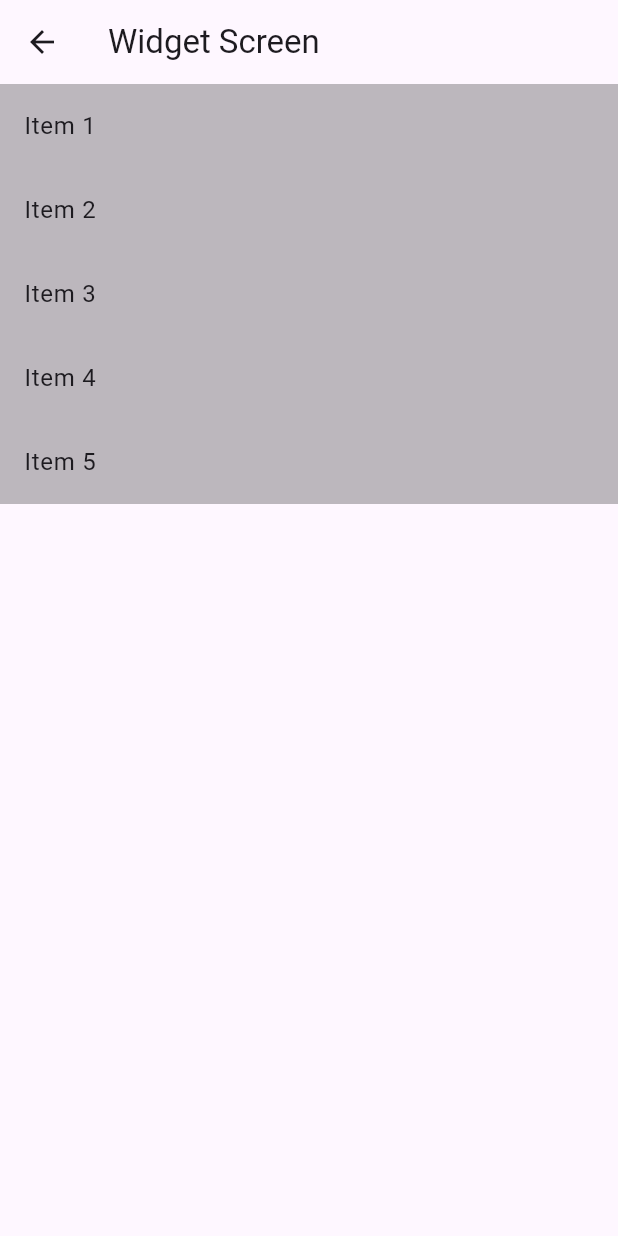
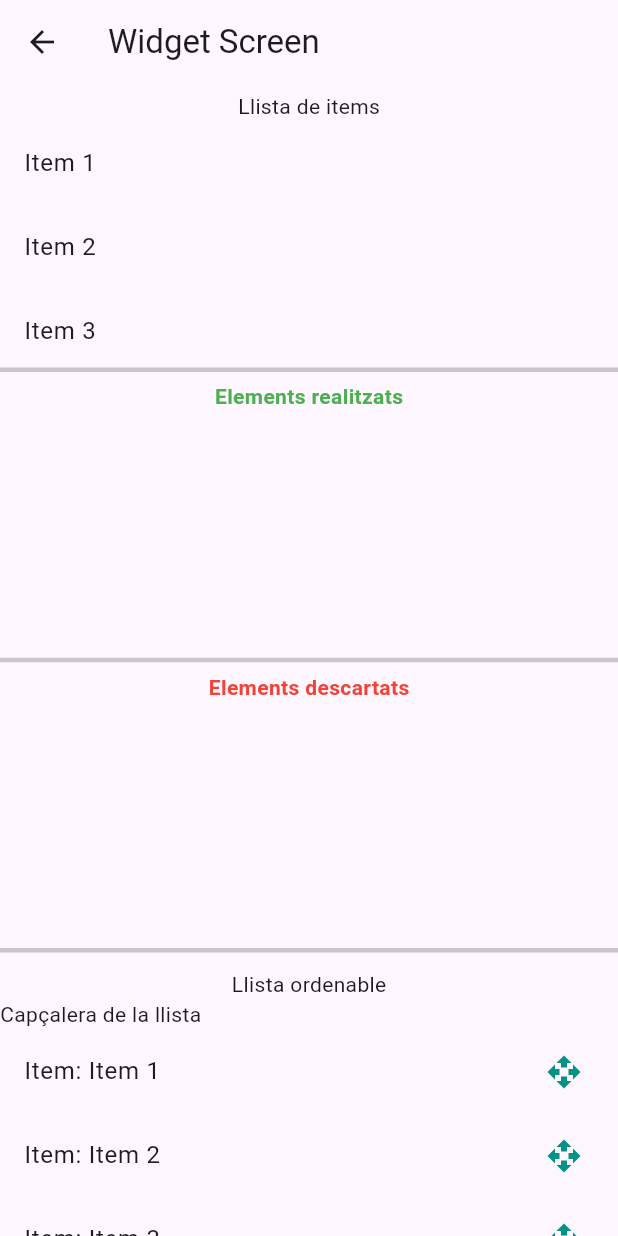
Before and after one commit to manelmarce-lgtm/P2PMM, a Flutter app: the screen it shows after launch, after a tap on "Explora widgetPage", on a phone screen of 412 x 824 dp. Run offline on Flutter 3.47's test engine with Material 3 defaults, Android fonts, the phone set to English and light mode, and no system bars.

Commit message:
WidgetScreen Working and finished

```diff
--- a/lib/routes/routes.dart
+++ b/lib/routes/routes.dart
@@ -2,11 +2,12 @@ import 'package:flutter/material.dart';
 import 'package:flutter_application_practica2/screens/home_screen.dart';
 import 'package:flutter_application_practica2/screens/personal_screen.dart';
 import 'package:flutter_application_practica2/models/Persona.dart';
+import 'package:flutter_application_practica2/screens/widget_screen.dart';
 
 
 Map<String, WidgetBuilder> getRoutes() {
   return <String, WidgetBuilder>{
     '/home': (context) => HomeScreen(),'/personal': (context) => PersonalScreen(persona: Persona()),
-    //'/widget': (context) => WidgetScreen(),
+    '/widget': (context) => WidgetScreen(),
   };
 }
--- a/lib/screens/personal_screen.dart
+++ b/lib/screens/personal_screen.dart
@@ -102,9 +102,7 @@ class _PersonalScreenState extends State<PersonalScreen> {
                 initialValue: _email,
                 decoration: const InputDecoration(
                   labelText: 'Email',
-                  hintText: 'Introdueix només el nom',
-                  suffixText: '@gmail.com',
-                  suffixStyle: TextStyle(color: Colors.grey, fontWeight: FontWeight.bold),
+                  hintText: 'Introdueix el email',
                 ),
                 validator: (value) {
                   if (value == null || value.trim().isEmpty) {
@@ -112,7 +110,7 @@ class _PersonalScreenState extends State<PersonalScreen> {
                   }
                   return null;
                 },
-                onSaved: (value) => _email = '${value!.trim()}@gmail.com',
+                onSaved: (value) => _email = value!.trim(),
               ),
               const SizedBox(height: 12),
 
--- a/lib/screens/widget_screen.dart
+++ b/lib/screens/widget_screen.dart
@@ -8,48 +8,151 @@ class WidgetScreen extends StatefulWidget {
 }
 
 class _WidgetScreenState extends State<WidgetScreen> {
-  final List<String> items = ["Item 1", "Item 2", "Item 3", "Item 4", "Item 5"];
-
+  final List<String> itemsGuardats = [
+    "Item 1",
+    "Item 2",
+    "Item 3",
+    "Item 4",
+    "Item 5",
+  ];
+  final List<String> itemsDescartats = [];
+  final List<String> itemsRealitzats = [];
   @override
   Widget build(BuildContext context) {
     return Scaffold(
-      appBar: AppBar(
-        title: const Text("Widget Screen"),
-      ),
-      body: ListView.builder(
-        itemCount: items.length,
+      appBar: AppBar(title: const Text("Widget Screen")),
+      body: Column(
+        children: [
+          const SizedBox(height: 5),
+          Text("Llista de items"),
+          Expanded(
+            child: ListView.builder(
+              itemCount: itemsGuardats.length,
               itemBuilder: (context, index) {
-          final item = items[index];
+                final item = itemsGuardats[index];
 
                 return Dismissible(
                   key: Key(item), // Clave única por elemento
                   background: Container(
                     color: Colors.green,
-              alignment: Alignment.centerLeft,
-              child: const Icon(Icons.check, color: Colors.white),
+                    child: const Icon(Icons.check),
                   ),
                   secondaryBackground: Container(
                     color: Colors.red,
-              alignment: Alignment.centerRight,
-              child: const Icon(Icons.cancel, color: Colors.white),
+                    child: const Icon(Icons.cancel),
                   ),
                   onDismissed: (direction) {
                     setState(() {
-                items.removeAt(index);
+                      itemsGuardats.removeAt(index);
+                      if (direction == DismissDirection.endToStart) {
+                        itemsDescartats.add(item);
+                      } else {
+                        itemsRealitzats.add(item);
+                      }
                     });
-              if (direction == DismissDirection.endToStart) {
-                debugPrint("$item descartat cap a la esquerra");
-              } else {
-                debugPrint("$item descartat cap a la dreta");
-              }
                   },
-            child: ListTile(
+                  child: ListTile(title: Text(item)),
+                );
+              },
+            ),
+          ),
+
+          const Divider(thickness: 3),
+          const Text(
+            "Elements realitzats",
+            style: TextStyle(fontWeight: FontWeight.bold, color: Colors.green),
+          ),
+          Expanded(
+            child: ListView.builder(
+              itemCount: itemsRealitzats.length,
+              itemBuilder: (context, index) {
+                final item = itemsRealitzats[index];
+
+                return ListTile(
+                  leading: const Icon(Icons.check_circle, color: Colors.green),
                   title: Text(item),
-              tileColor: Colors.black26,
+                  trailing: IconButton(
+                    icon: const Icon(Icons.restore),
+                    onPressed: () {
+                      setState(() {
+                        final itemRecuperat = itemsRealitzats.removeAt(index);
+                        itemsGuardats.add(itemRecuperat);
+                      });
+                    },
                   ),
                 );
               },
             ),
+          ),
+
+          const Divider(thickness: 3),
+          const Text(
+            "Elements descartats",
+            style: TextStyle(fontWeight: FontWeight.bold, color: Colors.red),
+          ),
+          Expanded(
+            child: ListView.builder(
+              itemCount: itemsDescartats.length,
+              itemBuilder: (context, index) {
+                final item = itemsDescartats[index];
+
+                return ListTile(
+                  leading: const Icon(Icons.cancel, color: Colors.red),
+                  title: Text(
+                    item,
+                    style: const TextStyle(
+                      decoration: TextDecoration.lineThrough,
+                      color: Colors.grey,
+                    ),
+                  ),
+                  trailing: IconButton(
+                    icon: const Icon(Icons.restore),
+                    onPressed: () {
+                      setState(() {
+                        final itemRecuperat = itemsDescartats.removeAt(index);
+                        itemsGuardats.add(itemRecuperat);
+                      });
+                    },
+                  ),
+                );
+              },
+            ),
+          ),
+          const Divider(thickness: 3),
+const SizedBox(height: 5),
+const Text("Llista ordenable"),
+Expanded(
+  child: ReorderableListView(
+    buildDefaultDragHandles: false,
+    header: const Text("Capçalera de la llista"),
+    onReorder: (oldIndex, newIndex) {
+      setState(() {
+        if (oldIndex < newIndex) {
+          newIndex -= 1;
+        }
+        final item = itemsGuardats.removeAt(oldIndex);
+        itemsGuardats.insert(newIndex, item);
+      });
+    },
+    children: [
+
+      for (int i = 0; i < itemsGuardats.length; i++)
+        ListTile(
+          key: ValueKey(itemsGuardats[i]),
+          title: Text("Item: ${itemsGuardats[i]}"),
+          trailing: ReorderableDragStartListener(
+            index: i,
+            child: const Icon(
+              Icons.open_with,
+              color: Color.fromARGB(255, 4, 146, 134),
+            ),
+          ),
+        ),
+    ],
+  ),
+),
+        ],
+      ),
     );
   }
 }
```
Also changed, not shown: lib/models/persona.dart (+1 -6 lines). Lines whose indentation alone changed are shown as unchanged.
